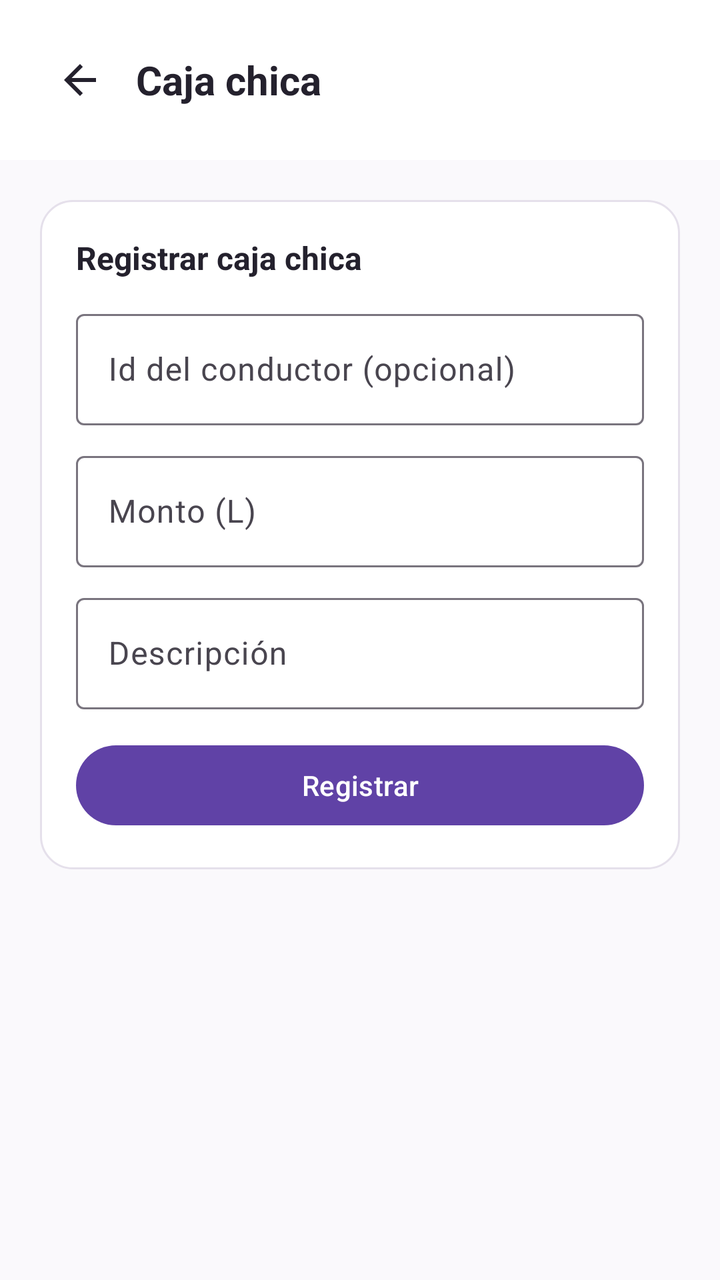
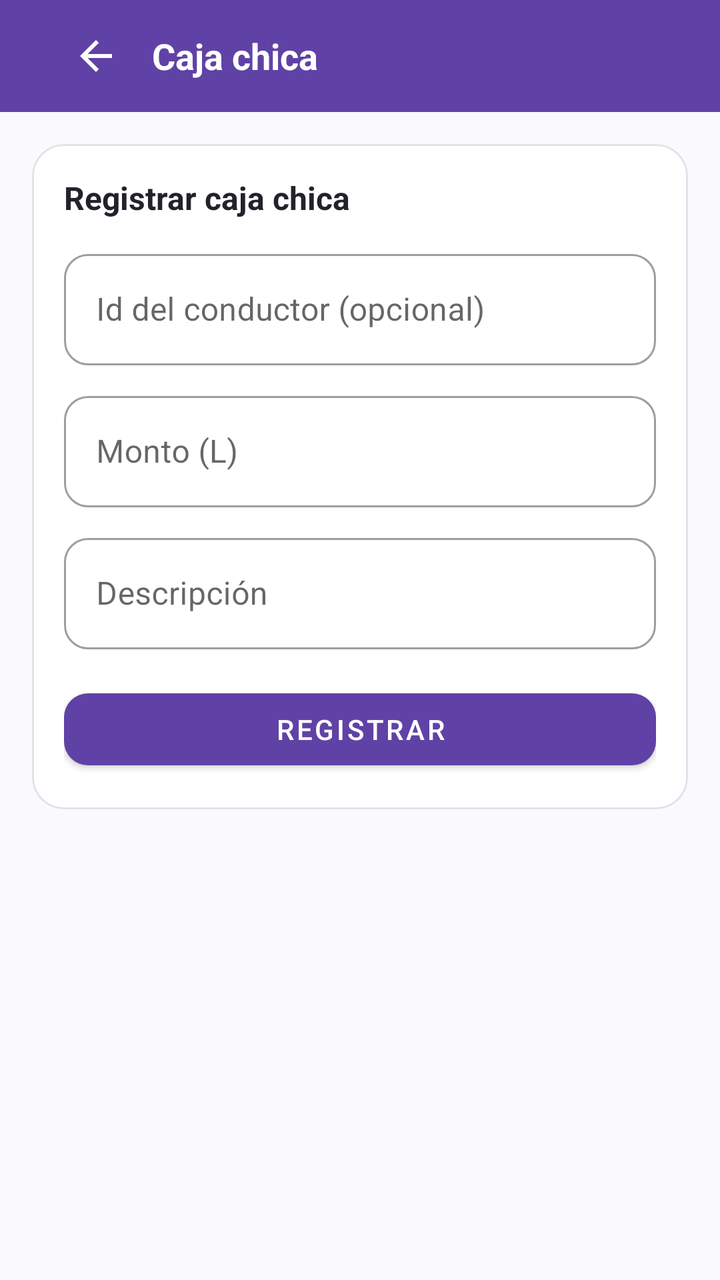

An Android layout rendered at two revisions. The XML below is the earlier revision; the diff shows what the commit changed to produce the second picture.
<!-- AndroidManifest.xml: application theme Theme.ApiMovil -->
<!-- res/layout/fragment_caja_chica.xml -->
<?xml version="1.0" encoding="utf-8"?>
<LinearLayout xmlns:android="http://schemas.android.com/apk/res/android"
    xmlns:app="http://schemas.android.com/apk/res-auto"
    android:layout_width="match_parent"
    android:layout_height="match_parent"
    android:orientation="vertical"
    android:background="@color/fondo">

    <LinearLayout
        android:layout_width="match_parent"
        android:layout_height="wrap_content"
        android:orientation="horizontal"
        android:gravity="center_vertical"
        android:background="@color/blanco"
        android:padding="20dp">

        <ImageButton
            android:id="@+id/btnVolver"
            android:layout_width="40dp"
            android:layout_height="40dp"
            android:src="@drawable/ic_back"
            android:background="?attr/selectableItemBackgroundBorderless"
            android:contentDescription="@string/volver" />

        <TextView
            android:text="@string/caja_chica"
            android:layout_width="wrap_content"
            android:layout_height="wrap_content"
            android:textSize="20sp"
            android:textStyle="bold"
            android:textColor="@color/texto_principal"
            android:layout_marginStart="8dp" />
    </LinearLayout>

    <ScrollView
        android:layout_width="match_parent"
        android:layout_height="match_parent">

        <LinearLayout
            android:layout_width="match_parent"
            android:layout_height="wrap_content"
            android:orientation="vertical">

            <LinearLayout
                android:id="@+id/contenedorRegistro"
                android:layout_width="match_parent"
                android:layout_height="wrap_content"
                android:orientation="vertical"
                android:background="@drawable/bg_tarjeta"
                android:layout_margin="20dp"
                android:padding="18dp">

                <TextView
                    android:text="@string/registrar_caja_chica"
                    android:layout_width="match_parent"
                    android:layout_height="wrap_content"
                    android:textStyle="bold"
                    android:textSize="16sp"
                    android:textColor="@color/texto_principal"
                    android:layout_marginBottom="12dp" />

                <com.google.android.material.textfield.TextInputLayout
                    android:layout_width="match_parent"
                    android:layout_height="wrap_content"
                    android:hint="@string/id_conductor_opcional">
                    <com.google.android.material.textfield.TextInputEditText
                        android:id="@+id/inputConductorId"
                        android:layout_width="match_parent"
                        android:layout_height="wrap_content"
                        android:inputType="number" />
                </com.google.android.material.textfield.TextInputLayout>

                <com.google.android.material.textfield.TextInputLayout
                    android:layout_width="match_parent"
                    android:layout_height="wrap_content"
                    android:layout_marginTop="10dp"
                    android:hint="@string/monto_lempiras_hint">
                    <com.google.android.material.textfield.TextInputEditText
                        android:id="@+id/inputMonto"
                        android:layout_width="match_parent"
                        android:layout_height="wrap_content"
                        android:inputType="numberDecimal" />
                </com.google.android.material.textfield.TextInputLayout>

                <com.google.android.material.textfield.TextInputLayout
                    android:layout_width="match_parent"
                    android:layout_height="wrap_content"
                    android:layout_marginTop="10dp"
                    android:hint="@string/descripcion">
                    <com.google.android.material.textfield.TextInputEditText
                        android:id="@+id/inputDescripcion"
                        android:layout_width="match_parent"
                        android:layout_height="wrap_content" />
                </com.google.android.material.textfield.TextInputLayout>

                <com.google.android.material.button.MaterialButton
                    android:id="@+id/btnRegistrar"
                    android:layout_width="match_parent"
                    android:layout_height="48dp"
                    android:layout_marginTop="14dp"
                    android:text="@string/registrar"
                    app:cornerRadius="24dp"
                    app:backgroundTint="@color/marca" />

                <ProgressBar
                    android:id="@+id/progress"
                    android:layout_width="wrap_content"
                    android:layout_height="wrap_content"
                    android:layout_gravity="center"
                    android:layout_marginTop="8dp"
                    android:visibility="gone" />

                <TextView
                    android:id="@+id/textError"
                    android:layout_width="match_parent"
                    android:layout_height="wrap_content"
                    android:gravity="center"
                    android:textColor="@color/estado_vencida"
                    android:visibility="gone" />
            </LinearLayout>

            <ProgressBar
                android:id="@+id/progressLista"
                android:layout_width="wrap_content"
                android:layout_height="wrap_content"
                android:layout_gravity="center"
                android:visibility="gone" />

            <LinearLayout
                android:id="@+id/contenedorListado"
                android:layout_width="match_parent"
                android:layout_height="wrap_content"
                android:orientation="vertical"
                android:paddingHorizontal="20dp"
                android:paddingBottom="20dp" />

        </LinearLayout>
    </ScrollView>
</LinearLayout>
<!-- resources referenced by this layout -->
<resources>
  <color name="blanco">#FFFFFF</color>
  <color name="estado_vencida">#C62828</color>
  <color name="fondo">#FAF9FC</color>
  <color name="marca">#6042A6</color>
  <color name="texto_principal">#24212D</color>
  <!-- drawable bg_tarjeta (drawable) -->
  <?xml version="1.0" encoding="utf-8"?>
  <shape xmlns:android="http://schemas.android.com/apk/res/android" android:shape="rectangle">
      <solid android:color="@color/blanco" />
      <corners android:radius="16dp" />
      <stroke android:width="1dp" android:color="@color/borde" />
  </shape>
  <!-- drawable ic_back (drawable) -->
  <?xml version="1.0" encoding="utf-8"?>
  <vector xmlns:android="http://schemas.android.com/apk/res/android"
      android:width="24dp" android:height="24dp"
      android:viewportWidth="24" android:viewportHeight="24">
      <path android:fillColor="#24212D"
          android:pathData="M20,11H7.83l5.59,-5.59L12,4l-8,8 8,8 1.41,-1.41L7.83,13H20v-2z" />
  </vector>
  <string name="caja_chica">Caja chica</string>
  <string name="descripcion">Descripción</string>
  <string name="id_conductor_opcional">Id del conductor (opcional)</string>
  <string name="monto_lempiras_hint">Monto (L)</string>
  <string name="registrar">Registrar</string>
  <string name="registrar_caja_chica">Registrar caja chica</string>
  <string name="volver">Volver</string>
  <style name="Theme.ApiMovil" parent="Theme.Material3.DayNight.NoActionBar">
          <item name="colorPrimary">@color/purple_500</item>
          <item name="colorPrimaryVariant">@color/purple_700</item>
          <item name="colorOnPrimary">@color/white</item>
          <item name="colorSecondary">@color/teal_200</item>
      </style>
  <color name="borde">#E5E0EB</color>
  <color name="purple_500">#6042A6</color>
  <color name="purple_700">#342052</color>
  <color name="white">#FFFFFFFF</color>
  <color name="teal_200">#6042A6</color>
</resources>

<!-- the commit's change to res/layout/fragment_caja_chica.xml (unified diff, before → after) -->
@@ -3,34 +3,47 @@
     xmlns:app="http://schemas.android.com/apk/res-auto"
     android:layout_width="match_parent"
     android:layout_height="match_parent"
-    android:orientation="vertical"
-    android:background="@color/fondo">
+    android:background="@color/fondo"
+    android:orientation="vertical">
 
-    <LinearLayout
+    <com.google.android.material.appbar.AppBarLayout
         android:layout_width="match_parent"
         android:layout_height="wrap_content"
-        android:orientation="horizontal"
-        android:gravity="center_vertical"
-        android:background="@color/blanco"
-        android:padding="20dp">
+        app:elevation="0dp">
 
-        <ImageButton
-            android:id="@+id/btnVolver"
-            android:layout_width="40dp"
-            android:layout_height="40dp"
-            android:src="@drawable/ic_back"
-            android:background="?attr/selectableItemBackgroundBorderless"
-            android:contentDescription="@string/volver" />
+        <com.google.android.material.appbar.MaterialToolbar
+            android:layout_width="match_parent"
+            android:layout_height="?attr/actionBarSize"
+            android:background="?attr/colorPrimary">
 
-        <TextView
-            android:text="@string/caja_chica"
-            android:layout_width="wrap_content"
-            android:layout_height="wrap_content"
-            android:textSize="20sp"
-            android:textStyle="bold"
-            android:textColor="@color/texto_principal"
-            android:layout_marginStart="8dp" />
-    </LinearLayout>
+            <LinearLayout
+                android:layout_width="match_parent"
+                android:layout_height="wrap_content"
+                android:gravity="center_vertical"
+                android:orientation="horizontal"
+                android:paddingHorizontal="12dp">
+
+                <ImageButton
+                    android:id="@+id/btnVolver"
+                    android:layout_width="40dp"
+                    android:layout_height="40dp"
+                    android:background="?attr/selectableItemBackgroundBorderless"
+                    android:contentDescription="@string/volver"
+                    android:src="@drawable/ic_back"
+                    app:tint="@color/blanco" />
+
+                <TextView
+                    android:layout_width="wrap_content"
+                    android:layout_height="wrap_content"
+                    android:layout_marginStart="8dp"
+                    android:text="@string/caja_chica"
+                    android:textColor="@color/blanco"
+                    android:textSize="18sp"
+                    android:textStyle="bold" />
+            </LinearLayout>
+
+        </com.google.android.material.appbar.MaterialToolbar>
+    </com.google.android.material.appbar.AppBarLayout>
 
     <ScrollView
         android:layout_width="match_parent"
@@ -39,90 +52,121 @@
         <LinearLayout
             android:layout_width="match_parent"
             android:layout_height="wrap_content"
-            android:orientation="vertical">
+            android:orientation="vertical"
+            android:paddingBottom="40dp">
 
-            <LinearLayout
+            <com.google.android.material.card.MaterialCardView
                 android:id="@+id/contenedorRegistro"
                 android:layout_width="match_parent"
                 android:layout_height="wrap_content"
-                android:orientation="vertical"
-                android:background="@drawable/bg_tarjeta"
-                android:layout_margin="20dp"
-                android:padding="18dp">
+                android:layout_margin="16dp"
+                app:cardBackgroundColor="@color/blanco"
+                app:cardCornerRadius="16dp"
+                app:cardElevation="0dp"
+                app:contentPadding="16dp"
+                app:strokeColor="@color/borde"
+                app:strokeWidth="1dp">
 
-                <TextView
-                    android:text="@string/registrar_caja_chica"
+                <LinearLayout
                     android:layout_width="match_parent"
                     android:layout_height="wrap_content"
-                    android:textStyle="bold"
-                    android:textSize="16sp"
-                    android:textColor="@color/texto_principal"
-                    android:layout_marginBottom="12dp" />
+                    android:orientation="vertical">
 
-                <com.google.android.material.textfield.TextInputLayout
-                    android:layout_width="match_parent"
-                    android:layout_height="wrap_content"
-                    android:hint="@string/id_conductor_opcional">
-                    <com.google.android.material.textfield.TextInputEditText
-                        android:id="@+id/inputConductorId"
+                    <TextView
                         android:layout_width="match_parent"
                         android:layout_height="wrap_content"
-                        android:inputType="number" />
-                </com.google.android.material.textfield.TextInputLayout>
+                        android:layout_marginBottom="12dp"
+                        android:text="@string/registrar_caja_chica"
+                        android:textColor="@color/texto_principal"
+                        android:textSize="16sp"
+                        android:textStyle="bold" />
 
-                <com.google.android.material.textfield.TextInputLayout
-                    android:layout_width="match_parent"
-                    android:layout_height="wrap_content"
-                    android:layout_marginTop="10dp"
-                    android:hint="@string/monto_lempiras_hint">
-                    <com.google.android.material.textfield.TextInputEditText
-                        android:id="@+id/inputMonto"
+                    <com.google.android.material.textfield.TextInputLayout
+                        style="@style/Widget.MaterialComponents.TextInputLayout.OutlinedBox"
                         android:layout_width="match_parent"
                         android:layout_height="wrap_content"
-                        android:inputType="numberDecimal" />
-                </com.google.android.material.textfield.TextInputLayout>
+                        android:hint="@string/id_conductor_opcional"
+                        app:boxCornerRadiusBottomEnd="12dp"
+                        app:boxCornerRadiusBottomStart="12dp"
+                        app:boxCornerRadiusTopEnd="12dp"
+                        app:boxCornerRadiusTopStart="12dp">
 
-                <com.google.android.material.textfield.TextInputLayout
-                    android:layout_width="match_parent"
-                    android:layout_height="wrap_content"
-                    android:layout_marginTop="10dp"
-                    android:hint="@string/descripcion">
-                    <com.google.android.material.textfield.TextInputEditText
-                        android:id="@+id/inputDescripcion"
+                        <com.google.android.material.textfield.TextInputEditText
+                            android:id="@+id/inputConductorId"
+                            android:layout_width="match_parent"
+                            android:layout_height="wrap_content"
+                            android:inputType="number" />
+                    </com.google.android.material.textfield.TextInputLayout>
+
+                    <com.google.android.material.textfield.TextInputLayout
+                        style="@style/Widget.MaterialComponents.TextInputLayout.OutlinedBox"
                         android:layout_width="match_parent"
-                        android:layout_height="wrap_content" />
-                </com.google.android.material.textfield.TextInputLayout>
+                        android:layout_height="wrap_content"
+                        android:layout_marginTop="10dp"
+                        android:hint="@string/monto_lempiras_hint"
+                        app:boxCornerRadiusBottomEnd="12dp"
+                        app:boxCornerRadiusBottomStart="12dp"
+                        app:boxCornerRadiusTopEnd="12dp"
+                        app:boxCornerRadiusTopStart="12dp">
 
-                <com.google.android.material.button.MaterialButton
-                    android:id="@+id/btnRegistrar"
-                    android:layout_width="match_parent"
-                    android:layout_height="48dp"
-                    android:layout_marginTop="14dp"
-                    android:text="@string/registrar"
-                    app:cornerRadius="24dp"
-                    app:backgroundTint="@color/marca" />
+                        <com.google.android.material.textfield.TextInputEditText
+                            android:id="@+id/inputMonto"
+                            android:layout_width="match_parent"
+                            android:layout_height="wrap_content"
+                            android:inputType="numberDecimal" />
+                    </com.google.android.material.textfield.TextInputLayout>
 
-                <ProgressBar
-                    android:id="@+id/progress"
-                    android:layout_width="wrap_content"
-                    android:layout_height="wrap_content"
-                    android:layout_gravity="center"
-                    android:layout_marginTop="8dp"
-                    android:visibility="gone" />
+                    <com.google.android.material.textfield.TextInputLayout
+                        style="@style/Widget.MaterialComponents.TextInputLayout.OutlinedBox"
+                        android:layout_width="match_parent"
+                        android:layout_height="wrap_content"
+                        android:layout_marginTop="10dp"
+                        android:hint="@string/descripcion"
+                        app:boxCornerRadiusBottomEnd="12dp"
+                        app:boxCornerRadiusBottomStart="12dp"
+                        app:boxCornerRadiusTopEnd="12dp"
+                        app:boxCornerRadiusTopStart="12dp">
 
-                <TextView
-                    android:id="@+id/textError"
-                    android:layout_width="match_parent"
-                    android:layout_height="wrap_content"
-                    android:gravity="center"
-                    android:textColor="@color/estado_vencida"
-                    android:visibility="gone" />
-            </LinearLayout>
+                        <com.google.android.material.textfield.TextInputEditText
+                            android:id="@+id/inputDescripcion"
+                            android:layout_width="match_parent"
+                            android:layout_height="wrap_content" />
+                    </com.google.android.material.textfield.TextInputLayout>
+
+                    <com.google.android.material.button.MaterialButton
+                        android:id="@+id/btnRegistrar"
+                        android:layout_width="match_parent"
+                        android:layout_height="48dp"
+                        android:layout_marginTop="16dp"
+                        android:text="@string/registrar"
+                        app:backgroundTint="@color/marca"
+                        app:cornerRadius="12dp" />
+
+                    <ProgressBar
+                        android:id="@+id/progress"
+                        android:layout_width="40dp"
+                        android:layout_height="40dp"
+                        android:layout_gravity="center"
+                        android:layout_marginTop="8dp"
+                        android:visibility="gone" />
+
+                    <TextView
+                        android:id="@+id/textError"
+                        android:layout_width="match_parent"
+                        android:layout_height="wrap_content"
+                        android:layout_marginTop="8dp"
+                        android:accessibilityLiveRegion="polite"
+                        android:gravity="center"
+                        android:textColor="@color/estado_vencida"
+                        android:textSize="13sp"
+                        android:visibility="gone" />
+                </LinearLayout>
+            </com.google.android.material.card.MaterialCardView>
 
             <ProgressBar
                 android:id="@+id/progressLista"
-                android:layout_width="wrap_content"
-                android:layout_height="wrap_content"
+                android:layout_width="40dp"
+                android:layout_height="40dp"
                 android:layout_gravity="center"
                 android:visibility="gone" />
 
@@ -131,8 +175,7 @@
                 android:layout_width="match_parent"
                 android:layout_height="wrap_content"
                 android:orientation="vertical"
-                android:paddingHorizontal="20dp"
-                android:paddingBottom="20dp" />
+                android:paddingHorizontal="16dp" />
 
         </LinearLayout>
     </ScrollView>
<!-- resource entries referenced after the edit -->
@@ -5,13 +5,6 @@
   <color name="fondo">#FAF9FC</color>
   <color name="marca">#6042A6</color>
   <color name="texto_principal">#24212D</color>
-  <!-- drawable bg_tarjeta (drawable) -->
-  <?xml version="1.0" encoding="utf-8"?>
-  <shape xmlns:android="http://schemas.android.com/apk/res/android" android:shape="rectangle">
-      <solid android:color="@color/blanco" />
-      <corners android:radius="16dp" />
-      <stroke android:width="1dp" android:color="@color/borde" />
-  </shape>
   <!-- drawable ic_back (drawable) -->
   <?xml version="1.0" encoding="utf-8"?>
   <vector xmlns:android="http://schemas.android.com/apk/res/android"
@@ -27,16 +20,17 @@
   <string name="registrar">Registrar</string>
   <string name="registrar_caja_chica">Registrar caja chica</string>
   <string name="volver">Volver</string>
-  <style name="Theme.ApiMovil" parent="Theme.Material3.DayNight.NoActionBar">
-          <item name="colorPrimary">@color/purple_500</item>
-          <item name="colorPrimaryVariant">@color/purple_700</item>
-          <item name="colorOnPrimary">@color/white</item>
-          <item name="colorSecondary">@color/teal_200</item>
+  <style name="Theme.ApiMovil" parent="Theme.MaterialComponents.DayNight.NoActionBar">
+          <item name="colorPrimary">@color/marca</item>
+          <item name="colorPrimaryVariant">@color/marca_oscuro</item>
+          <item name="colorOnPrimary">@color/blanco</item>
+          <item name="colorSecondary">@color/marca_claro</item>
+          <item name="colorOnSecondary">@color/texto_principal</item>
+          <item name="android:windowBackground">@color/fondo</item>
+          <item name="android:statusBarColor">@color/marca_oscuro</item>
       </style>
+  <color name="marca_oscuro">#342052</color>
+  <color name="marca_claro">#EEE7FA</color>
   <color name="borde">#E5E0EB</color>
-  <color name="purple_500">#6042A6</color>
-  <color name="purple_700">#342052</color>
-  <color name="white">#FFFFFFFF</color>
-  <color name="teal_200">#6042A6</color>
 </resources>
 
